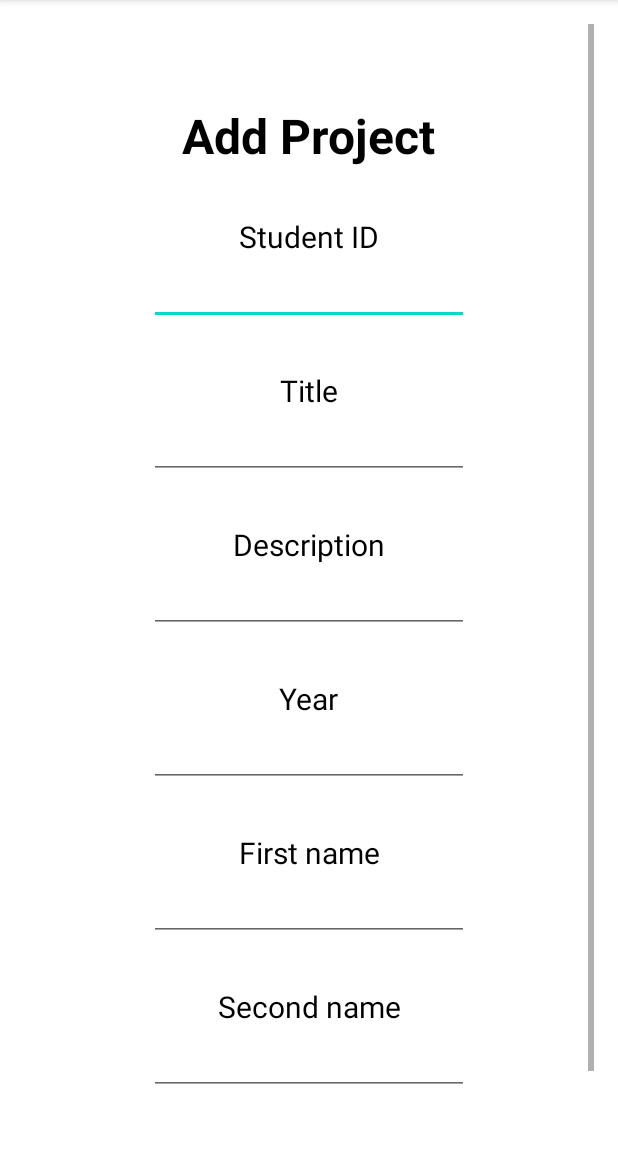
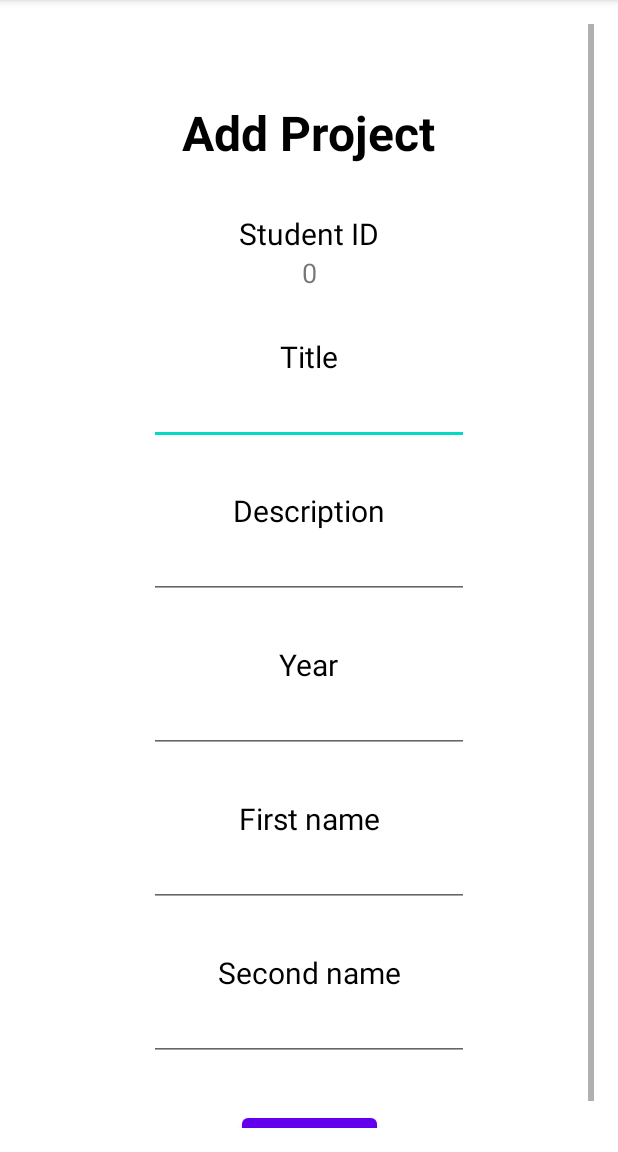
Before and after one commit to tcollyer1/student-project-app, an Android app: the AddProject screen opened directly, with no data from a screen before it, on a phone screen of 412 x 824 dp, the part 84-1236 px from its top. Run offline under Robolectric (Android 15) with nearby library versions, the phone set to English and light mode, and no system bars; our stand-ins replace Volley; 1 statement that could not run was skipped.

Commit message:
Changed EditText to TextView as student ID cannot be modified

```diff
--- a/COURSEWORK 2/app/src/main/java/com/example/studentprojectapp/AddProject.java
+++ b/COURSEWORK 2/app/src/main/java/com/example/studentprojectapp/AddProject.java
@@ -17,6 +17,7 @@ import android.view.MenuItem;
 import android.view.View;
 import android.widget.Button;
 import android.widget.EditText;
+import android.widget.TextView;
 import android.widget.Toast;
 
 import com.android.volley.Request;
@@ -27,6 +28,7 @@ import com.android.volley.toolbox.JsonObjectRequest;
 import com.android.volley.toolbox.Volley;
 
 import org.json.JSONObject;
+import org.w3c.dom.Text;
 
 public class AddProject extends AppCompatActivity {
     private int studentID;
@@ -42,6 +44,7 @@ public class AddProject extends AppCompatActivity {
 
         studentID = getStudentID();
         notifs = getNotifPref();
+        setTxtFields();
 
         Button submitBtn = findViewById(R.id.btn_submitnewproject);
 
@@ -76,6 +79,11 @@ public class AddProject extends AppCompatActivity {
         return studentID;
     }
 
+    private void setTxtFields() {
+        TextView idTxt = findViewById(R.id.info_new_id);
+        idTxt.setText(Integer.toString(studentID));
+    }
+
     private boolean getNotifPref() {
         Intent intent = getIntent();
         boolean pref = Boolean.parseBoolean(intent.getStringExtra("notifsPref"));
@@ -84,14 +92,16 @@ public class AddProject extends AppCompatActivity {
     }
 
     private EditText[] getTextFieldData() {
-        EditText idTxt = findViewById(R.id.txt_new_id);
+//        EditText idTxt = findViewById(R.id.txt_new_id);
+        //TextView idTxt = findViewById(R.id.info_new_id);
         EditText titleTxt = findViewById(R.id.txt_new_title);
         EditText descriptionTxt = findViewById(R.id.txt_new_description);
         EditText yearTxt = findViewById(R.id.txt_new_year);
         EditText fnameTxt = findViewById(R.id.txt_new_fname);
         EditText lnameTxt = findViewById(R.id.txt_new_lname);
 
-        EditText arr[] = {idTxt, titleTxt, descriptionTxt, yearTxt, fnameTxt, lnameTxt};
+//        EditText arr[] = {idTxt, titleTxt, descriptionTxt, yearTxt, fnameTxt, lnameTxt};
+        EditText arr[] = {titleTxt, descriptionTxt, yearTxt, fnameTxt, lnameTxt};
 
         return arr;
     }
--- a/COURSEWORK 2/app/src/main/res/layout/activity_add_project.xml
+++ b/COURSEWORK 2/app/src/main/res/layout/activity_add_project.xml
@@ -38,16 +38,6 @@
             app:layout_constraintStart_toStartOf="parent"
             app:layout_constraintTop_toBottomOf="@+id/lbl_addProject_title" />
 
-        <EditText
-            android:id="@+id/txt_new_id"
-            android:layout_width="wrap_content"
-            android:layout_height="wrap_content"
-            android:ems="10"
-            android:inputType="textPersonName"
-            app:layout_constraintEnd_toEndOf="parent"
-            app:layout_constraintStart_toStartOf="parent"
-            app:layout_constraintTop_toBottomOf="@+id/lbl_new_id" />
-
         <TextView
             android:id="@+id/lbl_new_title"
             android:layout_width="wrap_content"
@@ -58,7 +48,7 @@
             android:textSize="20sp"
             app:layout_constraintEnd_toEndOf="parent"
             app:layout_constraintStart_toStartOf="parent"
-            app:layout_constraintTop_toBottomOf="@+id/txt_new_id" />
+            app:layout_constraintTop_toBottomOf="@+id/info_new_id" />
 
         <TextView
             android:id="@+id/lbl_new_description"
@@ -167,6 +157,16 @@
             app:layout_constraintEnd_toEndOf="parent"
             app:layout_constraintStart_toStartOf="parent"
             app:layout_constraintTop_toBottomOf="@+id/txt_new_lname" />
+
+        <TextView
+            android:id="@+id/info_new_id"
+            android:layout_width="wrap_content"
+            android:layout_height="wrap_content"
+            android:text="TextView"
+            android:textSize="18sp"
+            app:layout_constraintEnd_toEndOf="parent"
+            app:layout_constraintStart_toStartOf="parent"
+            app:layout_constraintTop_toBottomOf="@+id/lbl_new_id" />
     </androidx.constraintlayout.widget.ConstraintLayout>
 
 </ScrollView>
```
